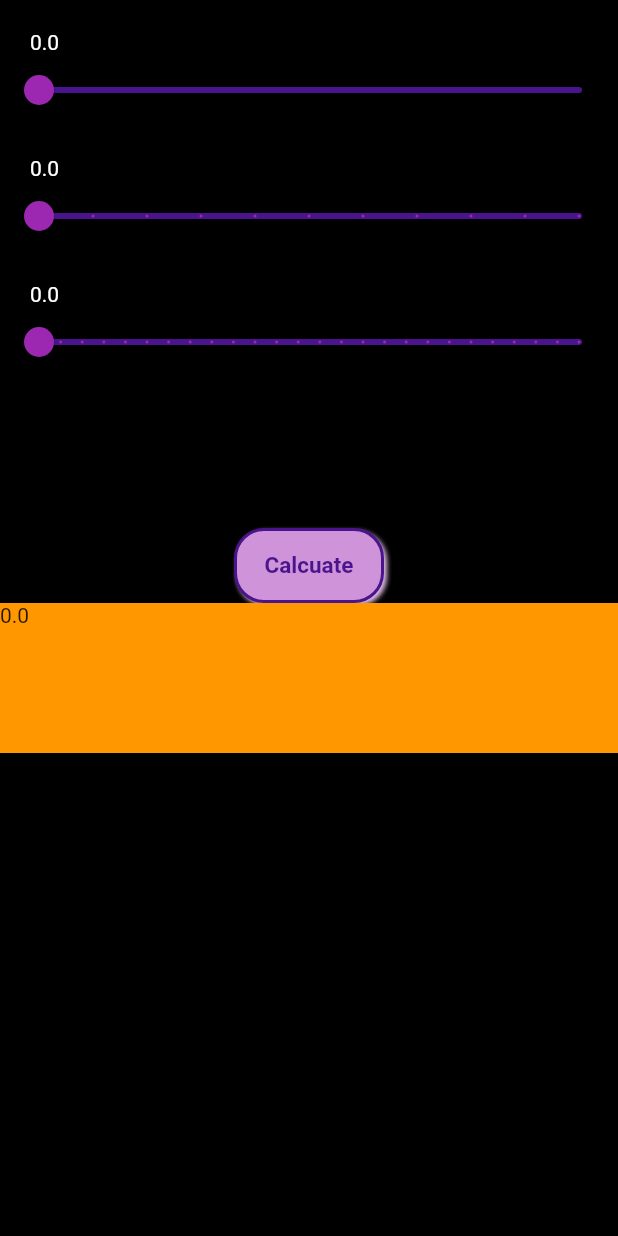
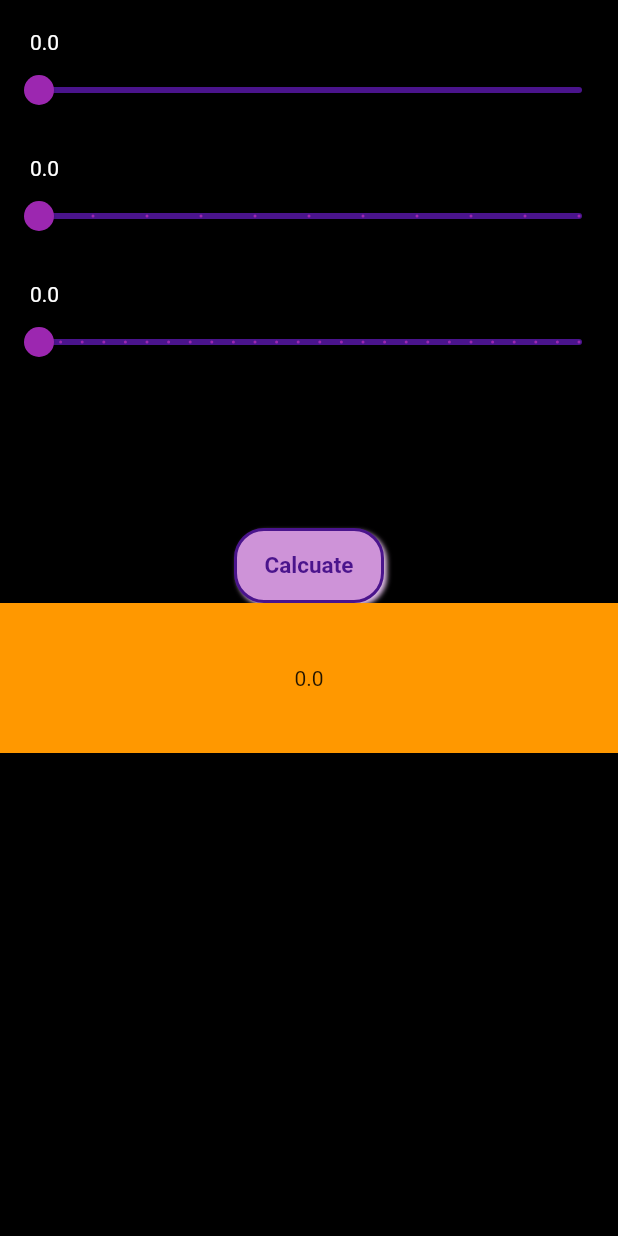
Before and after one commit to BhanderiNikunj/emi, a Flutter app: the EMI screen opened directly, on a phone screen of 412 x 824 dp. Run offline on Flutter 3.47's test engine with Material 2 defaults, Android fonts, the phone set to English and light mode, and no system bars.

Commit message:
29-12-2022

```diff
--- a/lib/EmiCalcuator.dart
+++ b/lib/EmiCalcuator.dart
@@ -1,4 +1,3 @@
-import 'package:emi/Calcuation.dart';
 import 'package:flutter/material.dart';
 
 class EMI extends StatefulWidget {
@@ -122,6 +121,7 @@ class _EMIState extends State<EMI> {
               height: 100,
               width: double.infinity,
               color: Colors.orange,
+              alignment: Alignment.center,
               child: Text("$total"),
             )
           ],
```
Also changed, not shown: lib/Calcuation.dart (deleted, +0 -25 lines).
